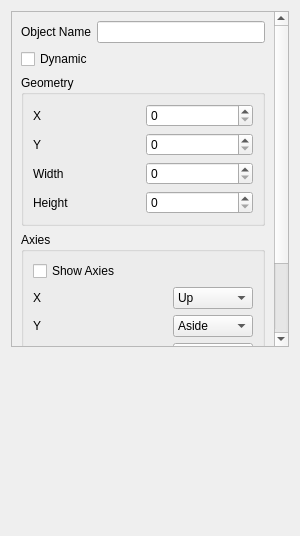
This is VObject/vobjectinfodialog.ui in IndeemaSoftware/QSimpleScadaSample as Qt 5 draws it before an edit. The edited form follows.
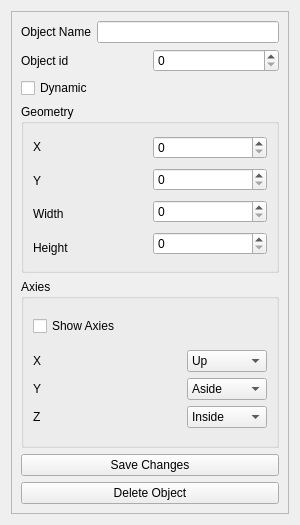
This is the edited form.

Commit message: Fixed bug with dynamic values. Added possibility dynamicly set id of object

```diff
--- a/VObject/vobjectinfodialog.ui
+++ b/VObject/vobjectinfodialog.ui
@@ -7,7 +7,7 @@
     <x>0</x>
     <y>0</y>
     <width>300</width>
-    <height>536</height>
+    <height>525</height>
    </rect>
   </property>
   <property name="minimumSize">
@@ -31,7 +31,7 @@
         <x>0</x>
         <y>0</y>
         <width>266</width>
-        <height>524</height>
+        <height>561</height>
        </rect>
       </property>
       <layout class="QVBoxLayout" name="verticalLayout_5">
@@ -56,6 +56,24 @@
          </item>
         </layout>
        </item>
+       <item>
+        <layout class="QHBoxLayout" name="horizontalLayout_3">
+         <item>
+          <widget class="QLabel" name="label_9">
+           <property name="text">
+            <string>Object id</string>
+           </property>
+          </widget>
+         </item>
+         <item>
+          <widget class="QSpinBox" name="spinBoxId">
+           <property name="maximum">
+            <number>255</number>
+           </property>
+          </widget>
+         </item>
+        </layout>
+       </item>
        <item>
         <widget class="QCheckBox" name="checkBoxDynamic">
          <property name="text">
@@ -300,19 +318,6 @@
      </widget>
     </widget>
    </item>
-   <item row="1" column="0">
-    <spacer name="verticalSpacer">
-     <property name="orientation">
-      <enum>Qt::Vertical</enum>
-     </property>
-     <property name="sizeHint" stdset="0">
-      <size>
-       <width>20</width>
-       <height>40</height>
-      </size>
-     </property>
-    </spacer>
-   </item>
   </layout>
  </widget>
  <resources/>
```
The commit also changes 4 other files.
